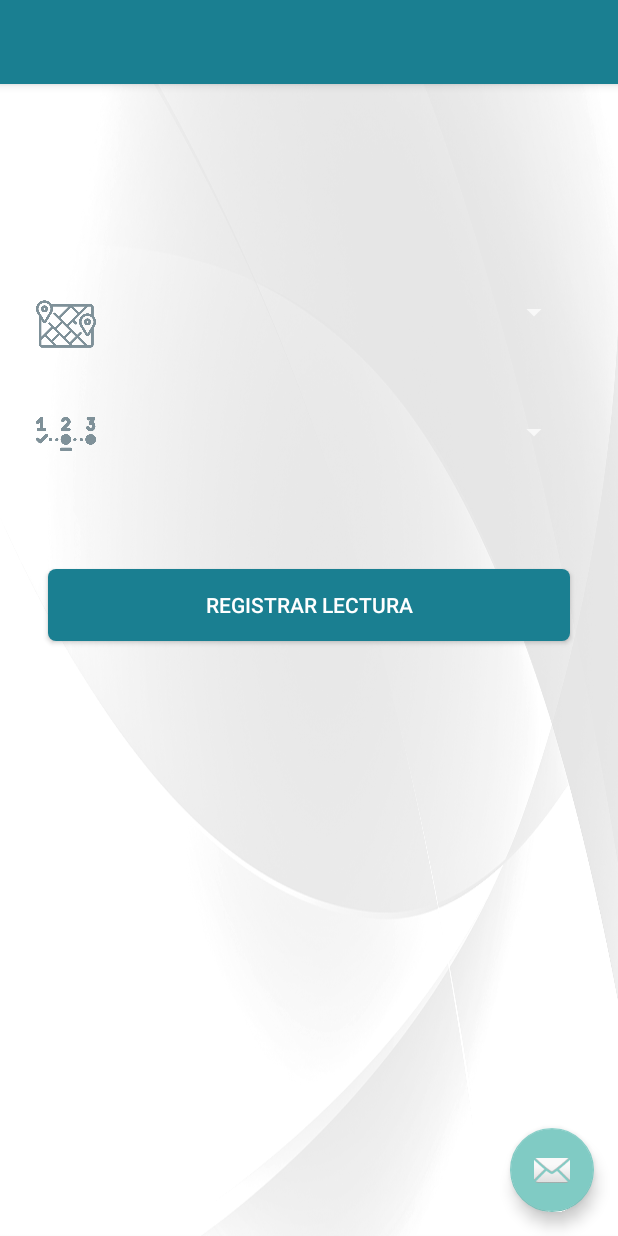
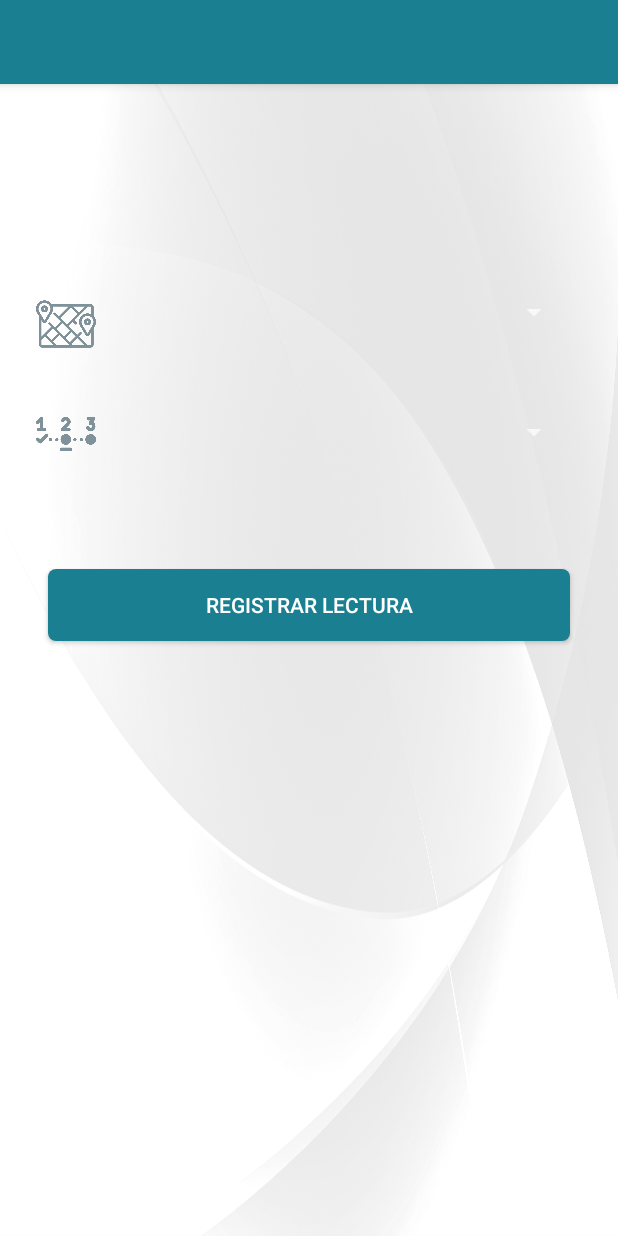
Before and after one commit to Jacfrees/ServiciosPublicos, an Android app: the layout activity_home.xml on its own in the app's theme, with its tools: preview values and no code run, on a phone screen of 412 x 824 dp. Run offline under Robolectric (Android 15) with nearby library versions, the phone set to English and light mode, and no system bars.

Commit message:
Diseño home :punch:

```diff
--- a/app/src/main/AndroidManifest.xml
+++ b/app/src/main/AndroidManifest.xml
@@ -10,11 +10,11 @@
         android:supportsRtl="true"
         android:theme="@style/Theme.AppCompat.NoActionBar">
         <activity
-            android:name=".MainActivity"
+            android:name=".HomeActivity"
             android:label="@string/title_activity_home"
             android:theme="@style/NoActionBar"></activity>
         <activity android:name=".UsuarioActivity" />
-        <activity android:name=".HomeActivity">
+        <activity android:name=".MainActivity">
             <intent-filter>
                 <action android:name="android.intent.action.MAIN" />
 
--- a/app/src/main/java/com/sigiep/serviciospublicos/HomeActivity.java
+++ b/app/src/main/java/com/sigiep/serviciospublicos/HomeActivity.java
@@ -26,14 +26,14 @@ public class HomeActivity extends AppCompatActivity {
         setContentView(R.layout.activity_home);
         Toolbar toolbar = findViewById(R.id.toolbar);
         setSupportActionBar(toolbar);
-        FloatingActionButton fab = findViewById(R.id.fab);
+        /*FloatingActionButton fab = findViewById(R.id.fab);
         fab.setOnClickListener(new View.OnClickListener() {
             @Override
             public void onClick(View view) {
                 Snackbar.make(view, "Replace with your own action", Snackbar.LENGTH_LONG)
                         .setAction("Action", null).show();
             }
-        });
+        }); */
         DrawerLayout drawer = findViewById(R.id.drawer_layout);
         NavigationView navigationView = findViewById(R.id.nav_view);
         // Passing each menu ID as a set of Ids because each
--- a/app/src/main/res/layout/activity_home.xml
+++ b/app/src/main/res/layout/activity_home.xml
@@ -20,6 +20,10 @@
         android:layout_gravity="start"
         android:fitsSystemWindows="true"
         app:headerLayout="@layout/nav_header_home"
-        app:menu="@menu/activity_home_drawer" />
+        app:menu="@menu/activity_home_drawer"
+        android:background="#ffffff"
+        app:itemTextColor="#424242"
+        app:itemIconTint="#424242"
+        />
 
 </androidx.drawerlayout.widget.DrawerLayout>
--- a/app/src/main/res/layout/app_bar_home.xml
+++ b/app/src/main/res/layout/app_bar_home.xml
@@ -22,12 +22,12 @@
 
     <include layout="@layout/content_home" />
 
-    <com.google.android.material.floatingactionbutton.FloatingActionButton
+    <!--<com.google.android.material.floatingactionbutton.FloatingActionButton
         android:id="@+id/fab"
         android:layout_width="wrap_content"
         android:layout_height="wrap_content"
         android:layout_gravity="bottom|end"
         android:layout_margin="@dimen/fab_margin"
-        app:srcCompat="@android:drawable/ic_dialog_email" />
+        app:srcCompat="@android:drawable/ic_dialog_email" /> -->
 
 </androidx.coordinatorlayout.widget.CoordinatorLayout>
--- a/app/src/main/res/menu/activity_home_drawer.xml
+++ b/app/src/main/res/menu/activity_home_drawer.xml
@@ -7,7 +7,8 @@
         <item
             android:id="@+id/nav_home"
             android:icon="@drawable/ic_menu_camera"
-            android:title="@string/menu_home" />
+            android:title="@string/menu_home"
+            />
         <item
             android:id="@+id/nav_gallery"
             android:icon="@drawable/ic_menu_gallery"
@@ -21,4 +22,11 @@
             android:icon="@drawable/ic_menu_send"
             android:title="@string/menu_registrar_usuario" />
     </group>
+    <group android:checkableBehavior="single">
+        <item
+            android:id="@+id/mainActivity"
+            android:icon="@drawable/ic_menu_camera"
+            android:title="@string/menu_home"
+            />
+    </group>
 </menu>
--- a/app/src/main/res/navigation/mobile_navigation.xml
+++ b/app/src/main/res/navigation/mobile_navigation.xml
@@ -32,4 +32,9 @@
         android:name="com.sigiep.serviciospublicos.UsuarioFragment"
         android:label="fragment_usuario"
         tools:layout="@layout/fragment_usuario" />
+    <activity
+        android:id="@+id/mainActivity"
+        android:name="com.sigiep.serviciospublicos.MainActivity"
+        android:label="activity_main"
+        tools:layout="@layout/activity_main" />
 </navigation>
```
